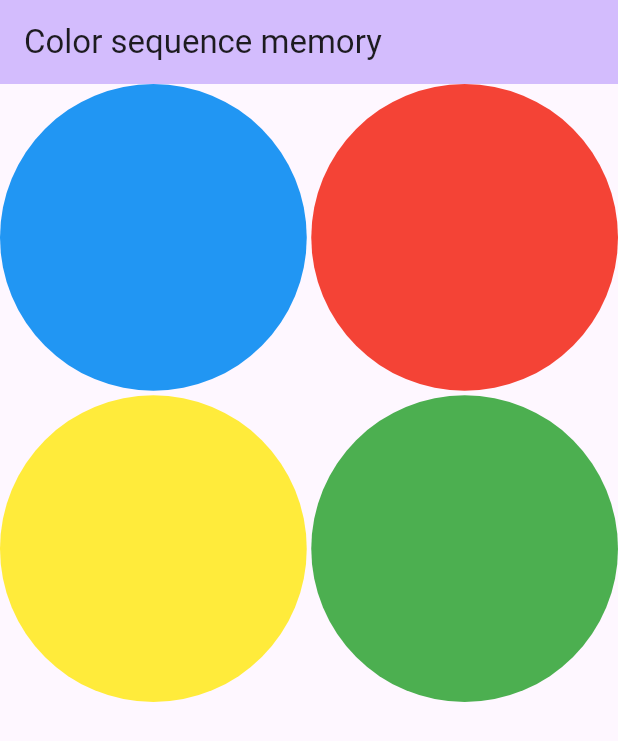
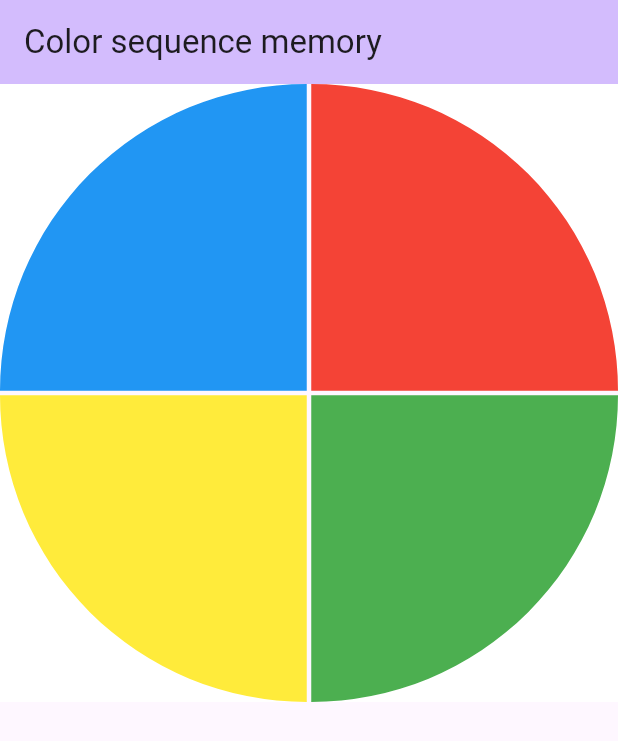
Before and after one commit to loloof64/ColorSequenceMemory, a Flutter app: the screen it shows after launch, on a phone screen of 412 x 824 dp. Shown: the top 741 px of the screen. Run offline on Flutter 3.47's test engine with Material 3 defaults, Android fonts, the phone set to English and light mode, and no system bars; missing offline and left inert: minisound.

Commit message:
feat: memory device is circular

```diff
--- a/lib/main.dart
+++ b/lib/main.dart
@@ -67,10 +67,30 @@ class _MyHomePageState extends State<MyHomePage> {
           crossAxisSpacing: spacing,
           mainAxisSpacing: spacing,
           children: [
-            _soundButton(context, 200.0, Colors.blue),
-            _soundButton(context, 300.0, Colors.red),
-            _soundButton(context, 500.0, Colors.yellow),
-            _soundButton(context, 400.0, Colors.green),
+            _soundButton(
+              context,
+              200.0,
+              Colors.blue,
+              QuarterCirclePosition.topLeft,
+            ),
+            _soundButton(
+              context,
+              300.0,
+              Colors.red,
+              QuarterCirclePosition.topRight,
+            ),
+            _soundButton(
+              context,
+              500.0,
+              Colors.yellow,
+              QuarterCirclePosition.bottomLeft,
+            ),
+            _soundButton(
+              context,
+              400.0,
+              Colors.green,
+              QuarterCirclePosition.bottomRight,
+            ),
           ],
         ),
       ),
@@ -81,11 +101,12 @@ class _MyHomePageState extends State<MyHomePage> {
     BuildContext context,
     soundFrequence,
     Color backgroundColor,
+    QuarterCirclePosition position,
   ) {
     final minSize = MediaQuery.sizeOf(context).shortestSide;
     final buttonSize = minSize * 0.5;
     return Container(
-      color: Colors.transparent,
+      color: backgroundColor,
       width: buttonSize,
       height: buttonSize,
       child: ElevatedButton(
@@ -93,19 +114,77 @@ class _MyHomePageState extends State<MyHomePage> {
           elevation: 0,
           shadowColor: Colors.transparent,
           backgroundColor: Colors.transparent,
-          shape: const CircleBorder(),
+          shape: const RoundedRectangleBorder(),
           padding: EdgeInsets.zero,
         ),
         onPressed: () => _beep(soundFrequence, soundDuration),
-        child: Container(
-          width: buttonSize,
-          height: buttonSize,
-          decoration: BoxDecoration(
-            shape: BoxShape.circle,
-            color: backgroundColor,
+        child: ClipPath(
+          clipper: QuarterCircleClipper(position),
+          child: Container(
+            width: buttonSize,
+            height: buttonSize,
+            color: Colors.white,
           ),
         ),
       ),
     );
   }
 }
+
+enum QuarterCirclePosition { topLeft, topRight, bottomLeft, bottomRight }
+
+class QuarterCircleClipper extends CustomClipper<Path> {
+  final QuarterCirclePosition position;
+  QuarterCircleClipper(this.position);
+
+  @override
+  Path getClip(Size size) {
+    final path = Path();
+    switch (position) {
+      case QuarterCirclePosition.topLeft:
+        path.moveTo(size.width, 0);
+        path.arcToPoint(
+          Offset(0, size.height),
+          radius: Radius.circular(size.width),
+          clockwise: false,
+        );
+        path.lineTo(0, 0);
+        path.close();
+        break;
+      case QuarterCirclePosition.topRight:
+        path.moveTo(size.width, size.height);
+        path.arcToPoint(
+          Offset(0, 0),
+          radius: Radius.circular(size.width),
+          clockwise: false,
+        );
+        path.lineTo(size.width, 0);
+        path.close();
+        break;
+      case QuarterCirclePosition.bottomLeft:
+        path.moveTo(0, 0);
+        path.arcToPoint(
+          Offset(size.width, size.height),
+          radius: Radius.circular(size.width),
+          clockwise: false,
+        );
+        path.lineTo(0, size.height);
+        path.close();
+        break;
+      case QuarterCirclePosition.bottomRight:
+        path.moveTo(0, size.height);
+        path.arcToPoint(
+          Offset(size.width, 0),
+          radius: Radius.circular(size.width),
+          clockwise: false,
+        );
+        path.lineTo(size.width, size.height);
+        path.close();
+        break;
+    }
+    return path;
+  }
+
+  @override
+  bool shouldReclip(covariant CustomClipper<Path> oldClipper) => false;
+}
```
